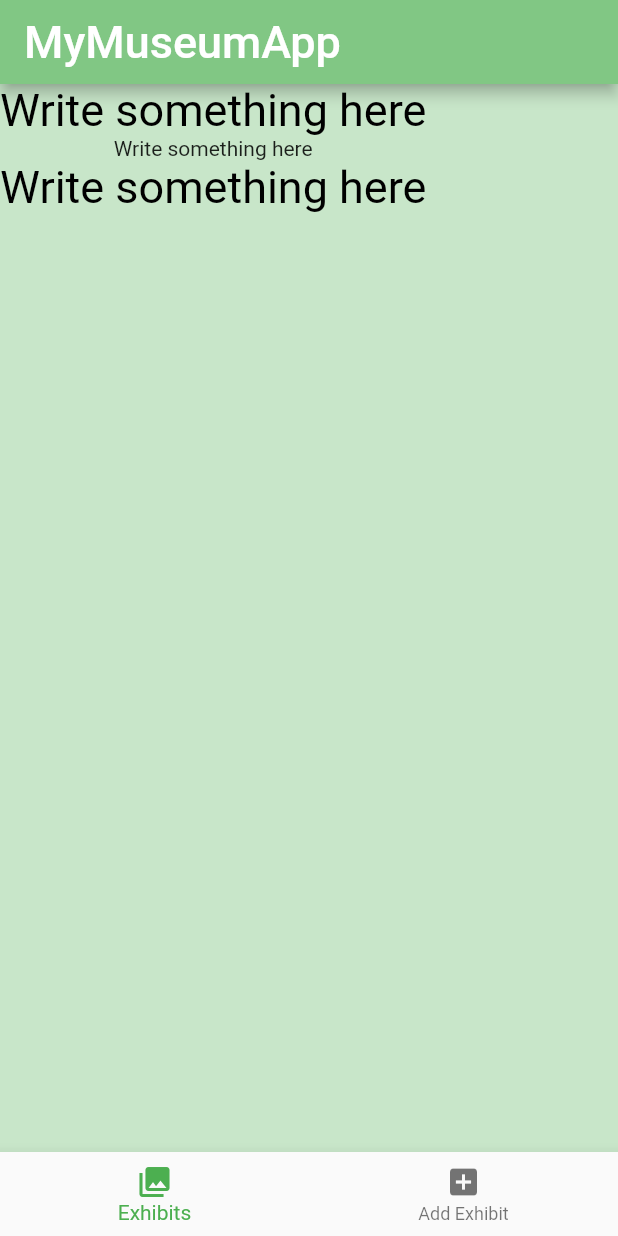
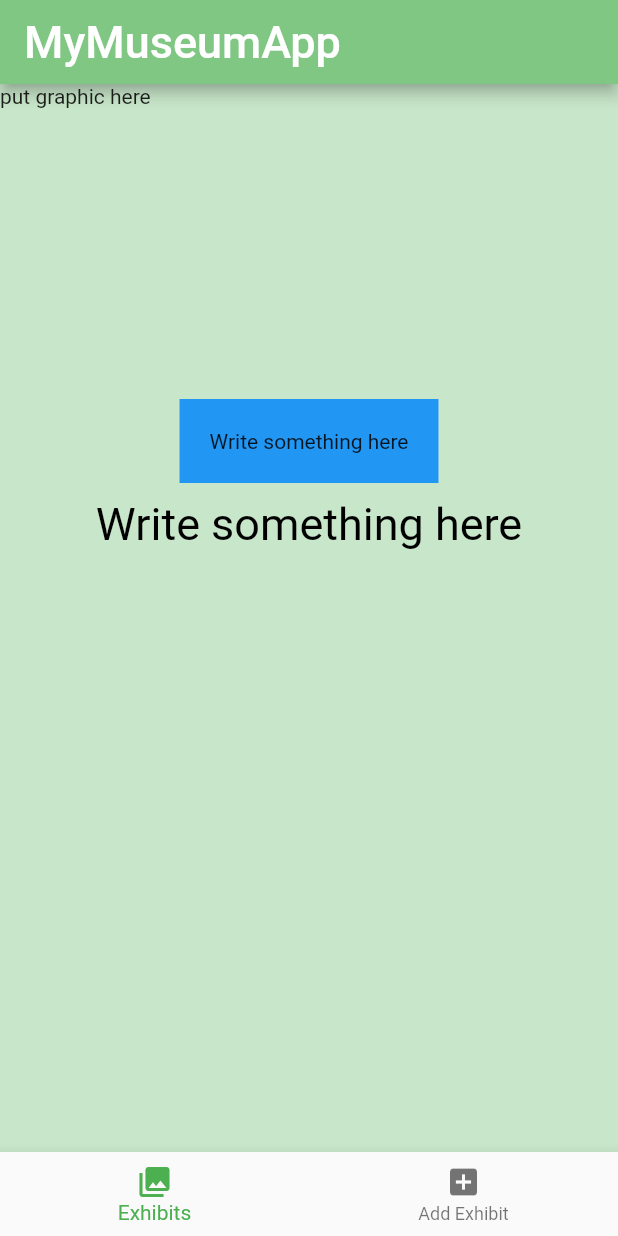
Before and after one commit to heathermortensen/MyVirtualMuseumApp, a Flutter app: the screen it shows after launch, on a phone screen of 412 x 824 dp. Run offline on Flutter 3.47's test engine with Material 2 defaults, Android fonts, the phone set to English and light mode, and no system bars.

Commit message:
Added a sizedBox into the column

```diff
--- a/lib/main.dart
+++ b/lib/main.dart
@@ -30,13 +30,15 @@ class MyMuseumApp extends StatelessWidget {
                                 Column(
                                         children:<Widget>[
 
-                                                            Text("Write something here",
-                                                                  style: TextStyle(
-                                                                  color: Colors.black,
-                                                                  fontSize: 30.0,
-                                                                                  )
-                                                                ),
-                                                            Text("Write something here"),
+                                                            SizedBox(
+                                                                      child: Text("put graphic here"),
+                                                                      width: double.infinity,
+                                                                      height: 200,
+                                                                      //backgroundColor: Colors.amber,
+                                                                      //shape: BoxShape.circle
+                                                                    ),
+
+                                                            Container(child: Text("Write something here"), color: Colors.blue, margin: EdgeInsets.all(10.0), padding: EdgeInsets.all(20.0)),
 
                                                             Text("Write something here",
                                                                   style: TextStyle(
```
